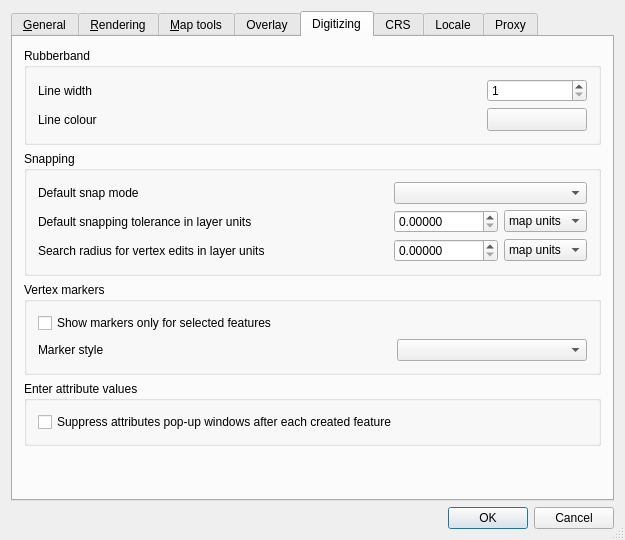
Old version of the form src/ui/qgsoptionsbase.ui in the repository qgis/QGIS.
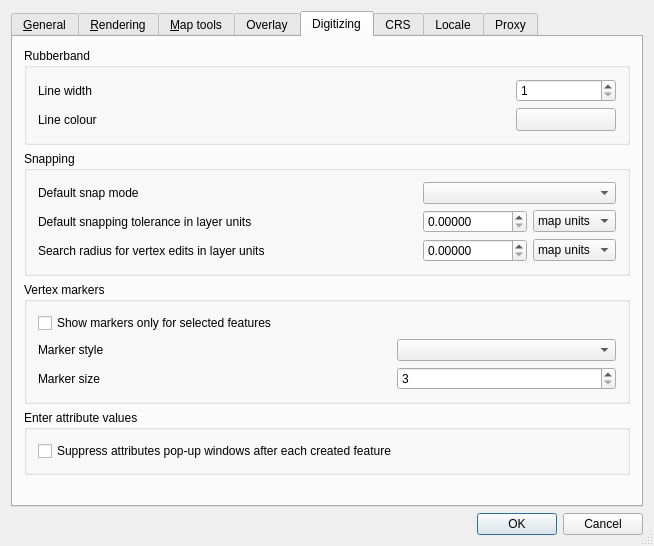
New version of the form. The open tabs and pages were chosen to show the change. Icons and pictures are not drawn. Custom widgets are drawn as their Qt base class.

Diff of the .ui file:
```diff
--- a/src/ui/qgsoptionsbase.ui
+++ b/src/ui/qgsoptionsbase.ui
@@ -6,8 +6,8 @@
    <rect>
     <x>0</x>
     <y>0</y>
-    <width>617</width>
-    <height>521</height>
+    <width>654</width>
+    <height>546</height>
    </rect>
   </property>
   <property name="windowTitle">
@@ -865,6 +865,39 @@
             </property>
            </widget>
           </item>
+          <item row="2" column="2">
+           <widget class="QSpinBox" name="mMarkerSizeSpinBox">
+            <property name="layoutDirection">
+             <enum>Qt::LeftToRight</enum>
+            </property>
+            <property name="minimum">
+             <number>3</number>
+            </property>
+            <property name="singleStep">
+             <number>2</number>
+            </property>
+           </widget>
+          </item>
+          <item row="2" column="0">
+           <widget class="QLabel" name="label_6">
+            <property name="text">
+             <string>Marker size</string>
+            </property>
+           </widget>
+          </item>
+          <item row="2" column="1">
+           <spacer name="horizontalSpacer">
+            <property name="orientation">
+             <enum>Qt::Horizontal</enum>
+            </property>
+            <property name="sizeHint" stdset="0">
+             <size>
+              <width>40</width>
+              <height>20</height>
+             </size>
+            </property>
+           </spacer>
+          </item>
          </layout>
         </widget>
        </item>
```
Left out of the diff: 20 changed lines with no effect on the pictures.
